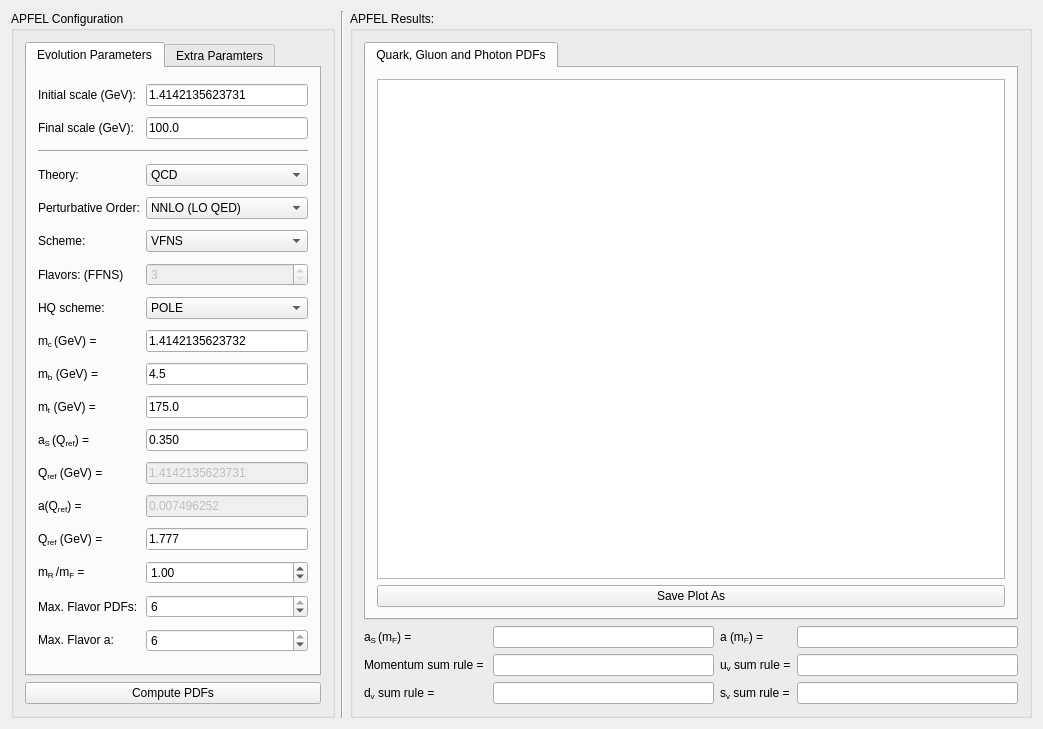
Qt form apfelgui/apfelmainwindow.ui (scarrazza/apfel) before a commit.
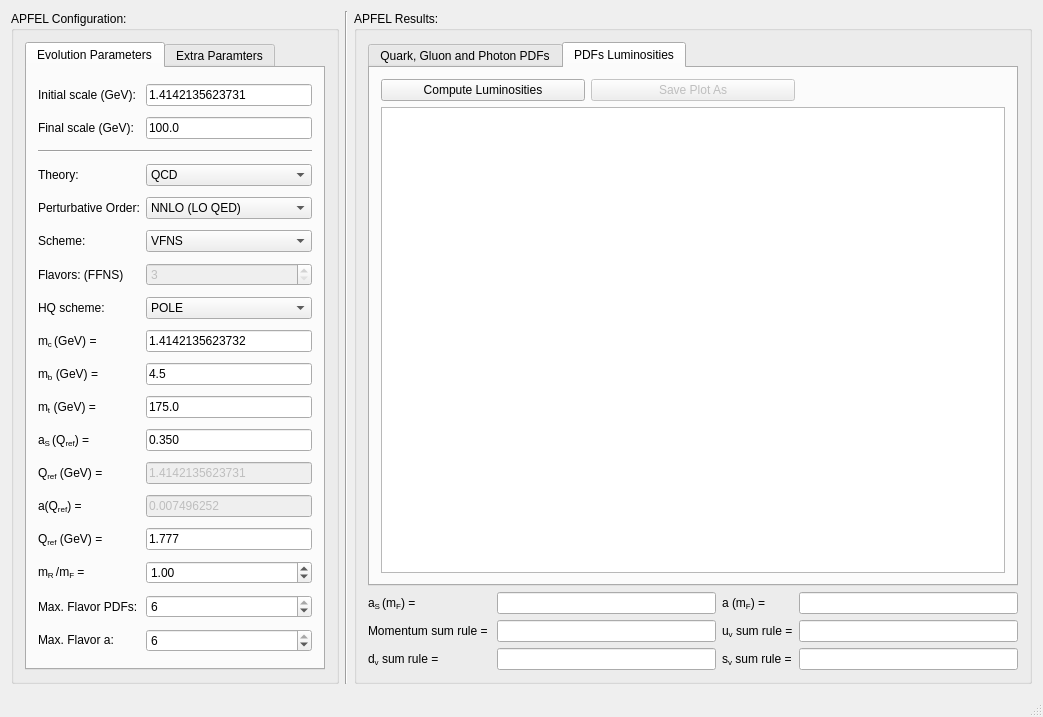
The same form after that commit. The open tabs and pages were chosen to show the change. Icons and pictures are not drawn.

What changed in the file:
```diff
--- a/apfelgui/apfelmainwindow.ui
+++ b/apfelgui/apfelmainwindow.ui
@@ -7,7 +7,7 @@
     <x>0</x>
     <y>0</y>
     <width>1043</width>
-    <height>729</height>
+    <height>717</height>
    </rect>
   </property>
   <property name="sizePolicy">
@@ -38,91 +38,91 @@
        <string>APFEL Results:</string>
       </property>
       <layout class="QGridLayout" name="gridLayout">
-       <item row="3" column="1">
+       <item row="4" column="1">
         <widget class="QLineEdit" name="lineEdit_5">
          <property name="readOnly">
           <bool>true</bool>
          </property>
         </widget>
        </item>
-       <item row="4" column="2">
+       <item row="5" column="2">
         <widget class="QLabel" name="label_15">
          <property name="text">
           <string>&lt;html&gt;&lt;head/&gt;&lt;body&gt;&lt;p&gt;s&lt;span style=&quot; vertical-align:sub;&quot;&gt;v&lt;/span&gt; sum rule =&lt;/p&gt;&lt;/body&gt;&lt;/html&gt;</string>
          </property>
         </widget>
        </item>
-       <item row="2" column="3">
+       <item row="3" column="3">
         <widget class="QLineEdit" name="lineEdit_4">
          <property name="readOnly">
           <bool>true</bool>
          </property>
         </widget>
        </item>
-       <item row="2" column="1">
+       <item row="3" column="1">
         <widget class="QLineEdit" name="lineEdit_3">
          <property name="readOnly">
           <bool>true</bool>
          </property>
         </widget>
        </item>
-       <item row="2" column="0">
+       <item row="3" column="0">
         <widget class="QLabel" name="label_10">
          <property name="text">
           <string>&lt;html&gt;&lt;head/&gt;&lt;body&gt;&lt;p&gt;&lt;span style=&quot; font-family:'Symbol';&quot;&gt;a&lt;/span&gt;&lt;span style=&quot; vertical-align:sub;&quot;&gt;S &lt;/span&gt;(&lt;span style=&quot; font-family:'Symbol';&quot;&gt;m&lt;/span&gt;&lt;span style=&quot; vertical-align:sub;&quot;&gt;F&lt;/span&gt;) =&lt;/p&gt;&lt;/body&gt;&lt;/html&gt;</string>
          </property>
         </widget>
        </item>
-       <item row="2" column="2">
+       <item row="3" column="2">
         <widget class="QLabel" name="label_11">
          <property name="text">
           <string>&lt;html&gt;&lt;head/&gt;&lt;body&gt;&lt;p&gt;&lt;span style=&quot; font-family:'Symbol';&quot;&gt;a &lt;/span&gt;(&lt;span style=&quot; font-family:'Symbol';&quot;&gt;m&lt;/span&gt;&lt;span style=&quot; vertical-align:sub;&quot;&gt;F&lt;/span&gt;) =&lt;/p&gt;&lt;/body&gt;&lt;/html&gt;</string>
          </property>
         </widget>
        </item>
-       <item row="4" column="0">
+       <item row="5" column="0">
         <widget class="QLabel" name="label_14">
          <property name="text">
           <string>&lt;html&gt;&lt;head/&gt;&lt;body&gt;&lt;p&gt;d&lt;span style=&quot; vertical-align:sub;&quot;&gt;v&lt;/span&gt; sum rule =&lt;/p&gt;&lt;/body&gt;&lt;/html&gt;</string>
          </property>
         </widget>
        </item>
-       <item row="4" column="1">
+       <item row="5" column="1">
         <widget class="QLineEdit" name="lineEdit_7">
          <property name="readOnly">
           <bool>true</bool>
          </property>
         </widget>
        </item>
-       <item row="4" column="3">
+       <item row="5" column="3">
         <widget class="QLineEdit" name="lineEdit_8">
          <property name="readOnly">
           <bool>true</bool>
          </property>
         </widget>
        </item>
-       <item row="3" column="0">
+       <item row="4" column="0">
         <widget class="QLabel" name="label_12">
          <property name="text">
           <string>&lt;html&gt;&lt;head/&gt;&lt;body&gt;&lt;p&gt;Momentum sum rule = &lt;/p&gt;&lt;/body&gt;&lt;/html&gt;</string>
          </property>
         </widget>
        </item>
-       <item row="3" column="3">
+       <item row="4" column="3">
         <widget class="QLineEdit" name="lineEdit_6">
          <property name="readOnly">
           <bool>true</bool>
          </property>
         </widget>
        </item>
-       <item row="3" column="2">
+       <item row="4" column="2">
         <widget class="QLabel" name="label_13">
          <property name="text">
           <string>&lt;html&gt;&lt;head/&gt;&lt;body&gt;&lt;p&gt;u&lt;span style=&quot; vertical-align:sub;&quot;&gt;v&lt;/span&gt; sum rule =&lt;/p&gt;&lt;/body&gt;&lt;/html&gt;</string>
          </property>
         </widget>
        </item>
-       <item row="0" column="0" colspan="4">
+       <item row="1" column="0" colspan="4">
         <widget class="QTabWidget" name="tabWidget">
          <property name="minimumSize">
           <size>
@@ -139,25 +139,95 @@
           </attribute>
           <layout class="QGridLayout" name="gridLayout_2">
            <item row="0" column="0">
-            <widget class="QGraphicsView" name="graphicsView">
-             <property name="sizePolicy">
-              <sizepolicy hsizetype="Preferred" vsizetype="Preferred">
-               <horstretch>0</horstretch>
-               <verstretch>0</verstretch>
-              </sizepolicy>
-             </property>
-             <property name="minimumSize">
-              <size>
-               <width>628</width>
-               <height>499</height>
-              </size>
+            <widget class="QPushButton" name="pushButton">
+             <property name="text">
+              <string>Compute PDFs</string>
              </property>
             </widget>
            </item>
-           <item row="1" column="0">
+           <item row="0" column="1">
             <widget class="QPushButton" name="pushButton_2">
+             <property name="enabled">
+              <bool>false</bool>
+             </property>
              <property name="text">
               <string>Save Plot As</string>
+             </property>
+            </widget>
+           </item>
+           <item row="0" column="2">
+            <widget class="QLabel" name="label_8">
+             <property name="styleSheet">
+              <string notr="true">image: url(:/new/prefix1/logoapfel.png);</string>
+             </property>
+             <property name="text">
+              <string/>
+             </property>
+            </widget>
+           </item>
+           <item row="1" column="0" colspan="3">
+            <widget class="QGraphicsView" name="graphicsView">
+             <property name="sizePolicy">
+              <sizepolicy hsizetype="Preferred" vsizetype="Preferred">
+               <horstretch>0</horstretch>
+               <verstretch>0</verstretch>
+              </sizepolicy>
+             </property>
+             <property name="styleSheet">
+              <string notr="true"/>
+             </property>
+             <property name="dragMode">
+              <enum>QGraphicsView::NoDrag</enum>
+             </property>
+            </widget>
+           </item>
+          </layout>
+         </widget>
+         <widget class="QWidget" name="tab_2">
+          <attribute name="title">
+           <string>PDFs Luminosities</string>
+          </attribute>
+          <layout class="QGridLayout" name="gridLayout_5">
+           <item row="0" column="0">
+            <widget class="QPushButton" name="pushButton_3">
+             <property name="text">
+              <string>Compute Luminosities</string>
+             </property>
+            </widget>
+           </item>
+           <item row="0" column="1">
+            <widget class="QPushButton" name="pushButton_4">
+             <property name="enabled">
+              <bool>false</bool>
+             </property>
+             <property name="text">
+              <string>Save Plot As</string>
+             </property>
+            </widget>
+           </item>
+           <item row="0" column="2">
+            <widget class="QLabel" name="label_27">
+             <property name="styleSheet">
+              <string notr="true">image: url(:/new/prefix1/logoapfel.png);</string>
+             </property>
+             <property name="text">
+              <string/>
+             </property>
+            </widget>
+           </item>
+           <item row="1" column="0" colspan="3">
+            <widget class="QGraphicsView" name="graphicsView_2">
+             <property name="sizePolicy">
+              <sizepolicy hsizetype="Preferred" vsizetype="Preferred">
+               <horstretch>0</horstretch>
+               <verstretch>0</verstretch>
+              </sizepolicy>
+             </property>
+             <property name="styleSheet">
+              <string notr="true"/>
+             </property>
+             <property name="dragMode">
+              <enum>QGraphicsView::NoDrag</enum>
              </property>
             </widget>
            </item>
@@ -171,7 +241,7 @@
     <item row="0" column="0">
      <widget class="QGroupBox" name="groupBox">
       <property name="title">
-       <string>APFEL Configuration</string>
+       <string>APFEL Configuration:</string>
       </property>
       <layout class="QGridLayout" name="gridLayout_7">
        <item row="0" column="0">
@@ -183,7 +253,42 @@
           <attribute name="title">
            <string>Evolution Parameters</string>
           </attribute>
-          <layout class="QGridLayout" name="gridLayout_5">
+          <layout class="QGridLayout" name="gridLayout_3">
+           <item row="0" column="0">
+            <widget class="QLabel" name="label">
+             <property name="text">
+              <string>Initial scale (GeV):</string>
+             </property>
+            </widget>
+           </item>
+           <item row="0" column="1">
+            <widget class="QLineEdit" name="lineEdit_2">
+             <property name="text">
+              <string>1.4142135623731</string>
+             </property>
+            </widget>
+           </item>
+           <item row="1" column="0">
+            <widget class="QLabel" name="label_2">
+             <property name="text">
+              <string>Final scale (GeV):</string>
+             </property>
+            </widget>
+           </item>
+           <item row="1" column="1">
+            <widget class="QLineEdit" name="lineEdit_9">
+             <property name="text">
+              <string>100.0</string>
+             </property>
+            </widget>
+           </item>
+           <item row="2" column="0" colspan="2">
+            <widget class="Line" name="line_2">
+             <property name="orientation">
+              <enum>Qt::Horizontal</enum>
+             </property>
+            </widget>
+           </item>
            <item row="3" column="0">
             <widget class="QLabel" name="label_3">
              <property name="text">
@@ -191,114 +296,6 @@
              </property>
             </widget>
            </item>
-           <item row="4" column="1">
-            <widget class="QComboBox" name="comboBox_2">
-             <property name="currentIndex">
-              <number>2</number>
-             </property>
-             <item>
-              <property name="text">
-               <string>LO (LO QED)</string>
-              </property>
-             </item>
-             <item>
-              <property name="text">
-               <string>NLO (LO QED)</string>
-              </property>
-             </item>
-             <item>
-              <property name="text">
-               <string>NNLO (LO QED)</string>
-              </property>
-             </item>
-            </widget>
-           </item>
-           <item row="8" column="0">
-            <widget class="QLabel" name="label_20">
-             <property name="text">
-              <string>&lt;html&gt;&lt;head/&gt;&lt;body&gt;&lt;p&gt;m&lt;span style=&quot; vertical-align:sub;&quot;&gt;c &lt;/span&gt; (GeV) =&lt;/p&gt;&lt;/body&gt;&lt;/html&gt;</string>
-             </property>
-            </widget>
-           </item>
-           <item row="7" column="0">
-            <widget class="QLabel" name="label_6">
-             <property name="text">
-              <string>HQ scheme:</string>
-             </property>
-            </widget>
-           </item>
-           <item row="9" column="0">
-            <widget class="QLabel" name="label_21">
-             <property name="text">
-              <string>&lt;html&gt;&lt;head/&gt;&lt;body&gt;&lt;p&gt;m&lt;span style=&quot; vertical-align:sub;&quot;&gt;b&lt;/span&gt; (GeV) =&lt;/p&gt;&lt;/body&gt;&lt;/html&gt;</string>
-             </property>
-            </widget>
-           </item>
-           <item row="4" column="0">
-            <widget class="QLabel" name="label_4">
-             <property name="text">
-              <string>Perturbative Order:</string>
-             </property>
-            </widget>
-           </item>
-           <item row="13" column="0">
-            <widget class="QLabel" name="label_18">
-             <property name="text">
-              <string>&lt;html&gt;&lt;head/&gt;&lt;body&gt;&lt;p&gt;&lt;span style=&quot; font-family:'Symbol';&quot;&gt;a&lt;/span&gt;&lt;span style=&quot; vertical-align:sub;&quot;/&gt;(Q&lt;span style=&quot; vertical-align:sub;&quot;&gt;ref&lt;/span&gt;) =&lt;/p&gt;&lt;/body&gt;&lt;/html&gt;</string>
-             </property>
-            </widget>
-           </item>
-           <item row="14" column="0">
-            <widget class="QLabel" name="label_19">
-             <property name="text">
-              <string>&lt;html&gt;&lt;head/&gt;&lt;body&gt;&lt;p&gt;Q&lt;span style=&quot; vertical-align:sub;&quot;&gt;ref&lt;/span&gt; (GeV) =&lt;/p&gt;&lt;/body&gt;&lt;/html&gt;</string>
-             </property>
-            </widget>
-           </item>
-           <item row="16" column="1">
-            <widget class="QSpinBox" name="spinBox_2">
-             <property name="minimum">
-              <number>3</number>
-             </property>
-             <property name="maximum">
-              <number>6</number>
-             </property>
-             <property name="value">
-              <number>6</number>
-             </property>
-            </widget>
-           </item>
-           <item row="12" column="0">
-            <widget class="QLabel" name="label_17">
-             <property name="text">
-              <string>&lt;html&gt;&lt;head/&gt;&lt;body&gt;&lt;p&gt;Q&lt;span style=&quot; vertical-align:sub;&quot;&gt;ref&lt;/span&gt; (GeV) =&lt;/p&gt;&lt;/body&gt;&lt;/html&gt;</string>
-             </property>
-            </widget>
-           </item>
-           <item row="5" column="0">
-            <widget class="QLabel" name="label_5">
-             <property name="text">
-              <string>Scheme:</string>
-             </property>
-            </widget>
-           </item>
-           <item row="7" column="1">
-            <widget class="QComboBox" name="comboBox_4">
-             <property name="enabled">
-              <bool>true</bool>
-             </property>
-             <item>
-              <property name="text">
-               <string>POLE</string>
-              </property>
-             </item>
-             <item>
-              <property name="text">
-               <string>MSbar</string>
-              </property>
-             </item>
-            </widget>
-           </item>
            <item row="3" column="1">
             <widget class="QComboBox" name="comboBox">
              <item>
@@ -343,79 +340,39 @@
              </item>
             </widget>
            </item>
-           <item row="2" column="0" colspan="2">
-            <widget class="Line" name="line_2">
-             <property name="orientation">
-              <enum>Qt::Horizontal</enum>
-             </property>
-            </widget>
-           </item>
-           <item row="0" column="0">
-            <widget class="QLabel" name="label">
+           <item row="4" column="0">
+            <widget class="QLabel" name="label_4">
              <property name="text">
-              <string>Initial scale (GeV):</string>
+              <string>Perturbative Order:</string>
              </property>
             </widget>
            </item>
-           <item row="17" column="0">
-            <widget class="QLabel" name="label_25">
-             <property name="text">
-              <string>&lt;html&gt;&lt;head/&gt;&lt;body&gt;&lt;p&gt;Max. Flavor &lt;span style=&quot; font-family:'Symbol';&quot;&gt;a:&lt;/span&gt;&lt;/p&gt;&lt;/body&gt;&lt;/html&gt;</string>
+           <item row="4" column="1">
+            <widget class="QComboBox" name="comboBox_2">
+             <property name="currentIndex">
+              <number>2</number>
              </property>
+             <item>
+              <property name="text">
+               <string>LO (LO QED)</string>
+              </property>
+             </item>
+             <item>
+              <property name="text">
+               <string>NLO (LO QED)</string>
+              </property>
+             </item>
+             <item>
+              <property name="text">
+               <string>NNLO (LO QED)</string>
+              </property>
+             </item>
             </widget>
            </item>
-           <item row="17" column="1">
-            <widget class="QSpinBox" name="spinBox_3">
-             <property name="minimum">
-              <number>3</number>
-             </property>
-             <property name="maximum">
-              <number>6</number>
-             </property>
-             <property name="value">
-              <number>6</number>
-             </property>
-            </widget>
-           </item>
-           <item row="15" column="1">
-            <widget class="QDoubleSpinBox" name="doubleSpinBox_10">
-             <property name="value">
-              <double>1.000000000000000</double>
-             </property>
-            </widget>
-           </item>
-           <item row="6" column="0">
-            <widget class="QLabel" name="label_9">
+           <item row="5" column="0">
+            <widget class="QLabel" name="label_5">
              <property name="text">
-              <string>Flavors: (FFNS)</string>
-             </property>
-            </widget>
-           </item>
-           <item row="15" column="0">
-            <widget class="QLabel" name="label_23">
-             <property name="text">
-              <string>&lt;html&gt;&lt;head/&gt;&lt;body&gt;&lt;p&gt;&lt;span style=&quot; font-family:'Symbol';&quot;&gt;m&lt;/span&gt;&lt;span style=&quot; vertical-align:sub;&quot;&gt;R &lt;/span&gt;/&lt;span style=&quot; vertical-align:sub;&quot;/&gt;&lt;span style=&quot; font-family:'Symbol';&quot;&gt;m&lt;/span&gt;&lt;span style=&quot; vertical-align:sub;&quot;&gt;F&lt;/span&gt; =&lt;/p&gt;&lt;/body&gt;&lt;/html&gt;</string>
-             </property>
-            </widget>
-           </item>
-           <item row="16" column="0">
-            <widget class="QLabel" name="label_24">
-             <property name="text">
-              <string>Max. Flavor PDFs:</string>
-             </property>
-            </widget>
-           </item>
-           <item row="1" column="0">
-            <widget class="QLabel" name="label_2">
-             <property name="text">
-              <string>Final scale (GeV):</string>
-             </property>
-            </widget>
-           </item>
-           <item row="10" column="0">
-            <widget class="QLabel" name="label_22">
-             <property name="text">
-              <string>&lt;html&gt;&lt;head/&gt;&lt;body&gt;&lt;p&gt;m&lt;span style=&quot; vertical-align:sub;&quot;&gt;t&lt;/span&gt; (GeV) =&lt;/p&gt;&lt;/body&gt;&lt;/html&gt;</string>
+              <string>Scheme:</string>
              </property>
             </widget>
            </item>
@@ -433,17 +390,10 @@
              </item>
             </widget>
            </item>
-           <item row="11" column="0">
-            <widget class="QLabel" name="label_16">
+           <item row="6" column="0">
+            <widget class="QLabel" name="label_9">
              <property name="text">
-              <string>&lt;html&gt;&lt;head/&gt;&lt;body&gt;&lt;p&gt;&lt;span style=&quot; font-family:'Symbol';&quot;&gt;a&lt;/span&gt;&lt;span style=&quot; vertical-align:sub;&quot;&gt;S &lt;/span&gt;(Q&lt;span style=&quot; vertical-align:sub;&quot;&gt;ref&lt;/span&gt;) =&lt;/p&gt;&lt;/body&gt;&lt;/html&gt;</string>
-             </property>
-            </widget>
-           </item>
-           <item row="1" column="1">
-            <widget class="QLineEdit" name="lineEdit_9">
-             <property name="text">
-              <string>100.0</string>
+              <string>Flavors: (FFNS)</string>
              </property>
             </widget>
            </item>
@@ -460,17 +410,54 @@
              </property>
             </widget>
            </item>
+           <item row="7" column="0">
+            <widget class="QLabel" name="label_6">
+             <property name="text">
+              <string>HQ scheme:</string>
+             </property>
+            </widget>
+           </item>
+           <item row="7" column="1">
+            <widget class="QComboBox" name="comboBox_4">
+             <property name="enabled">
+              <bool>true</bool>
+             </property>
+             <item>
+              <property name="text">
+               <string>POLE</string>
+              </property>
+             </item>
+             <item>
+              <property name="text">
+               <string>MSbar</string>
+              </property>
+             </item>
+            </widget>
+           </item>
+           <item row="8" column="0">
+            <widget class="QLabel" name="label_20">
+             <property name="text">
+              <string>&lt;html&gt;&lt;head/&gt;&lt;body&gt;&lt;p&gt;m&lt;span style=&quot; vertical-align:sub;&quot;&gt;c &lt;/span&gt; (GeV) =&lt;/p&gt;&lt;/body&gt;&lt;/html&gt;</string>
+             </property>
+            </widget>
+           </item>
            <item row="8" column="1">
             <widget class="QLineEdit" name="lineEdit_10">
+             <property name="inputMethodHints">
+              <set>Qt::ImhDigitsOnly</set>
+             </property>
+             <property name="inputMask">
+              <string notr="true"/>
+             </property>
              <property name="text">
               <string>1.4142135623732</string>
              </property>
             </widget>
            </item>
-           <item row="0" column="1">
-            <widget class="QLineEdit" name="lineEdit_2">
+           <item row="9" column="0">
+            <widget class="QLabel" name="label_21">
              <property name="text">
-              <string>1.4142135623731</string>
+              <string>&lt;html&gt;&lt;head/&gt;&lt;body&gt;&lt;p&gt;m&lt;span style=&quot; vertical-align:sub;&quot;&gt;b&lt;/span&gt; (GeV) =&lt;/p&gt;&lt;/body&gt;&lt;/html&gt;</string>
              </property>
             </widget>
            </item>
@@ -481,13 +468,10 @@
              </property>
             </widget>
            </item>
-           <item row="12" column="1">
-            <widget class="QLineEdit" name="lineEdit_14">
-             <property name="enabled">
-              <bool>false</bool>
-             </property>
+           <item row="10" column="0">
+            <widget class="QLabel" name="label_22">
              <property name="text">
-              <string>1.4142135623731</string>
+              <string>&lt;html&gt;&lt;head/&gt;&lt;body&gt;&lt;p&gt;m&lt;span style=&quot; vertical-align:sub;&quot;&gt;t&lt;/span&gt; (GeV) =&lt;/p&gt;&lt;/body&gt;&lt;/html&gt;</string>
              </property>
             </widget>
            </item>
@@ -498,13 +482,10 @@
              </property>
             </widget>
            </item>
-           <item row="13" column="1">
-            <widget class="QLineEdit" name="lineEdit_15">
-             <property name="enabled">
-              <bool>false</bool>
-             </property>
+           <item row="11" column="0">
+            <widget class="QLabel" name="label_16">
              <property name="text">
-              <string>0.007496252</string>
+              <string>&lt;html&gt;&lt;head/&gt;&lt;body&gt;&lt;p&gt;&lt;span style=&quot; font-family:'Symbol';&quot;&gt;a&lt;/span&gt;&lt;span style=&quot; vertical-align:sub;&quot;&gt;S &lt;/span&gt;(Q&lt;span style=&quot; vertical-align:sub;&quot;&gt;ref&lt;/span&gt;) =&lt;/p&gt;&lt;/body&gt;&lt;/html&gt;</string>
              </property>
             </widget>
            </item>
@@ -515,6 +496,47 @@
              </property>
             </widget>
            </item>
+           <item row="12" column="0">
+            <widget class="QLabel" name="label_17">
+             <property name="text">
+              <string>&lt;html&gt;&lt;head/&gt;&lt;body&gt;&lt;p&gt;Q&lt;span style=&quot; vertical-align:sub;&quot;&gt;ref&lt;/span&gt; (GeV) =&lt;/p&gt;&lt;/body&gt;&lt;/html&gt;</string>
+             </property>
+            </widget>
+           </item>
+           <item row="12" column="1">
+            <widget class="QLineEdit" name="lineEdit_14">
+             <property name="enabled">
+              <bool>false</bool>
+             </property>
+             <property name="text">
+              <string>1.4142135623731</string>
+             </property>
+            </widget>
+           </item>
+           <item row="13" column="0">
+            <widget class="QLabel" name="label_18">
+             <property name="text">
+              <string>&lt;html&gt;&lt;head/&gt;&lt;body&gt;&lt;p&gt;&lt;span style=&quot; font-family:'Symbol';&quot;&gt;a&lt;/span&gt;&lt;span style=&quot; vertical-align:sub;&quot;/&gt;(Q&lt;span style=&quot; vertical-align:sub;&quot;&gt;ref&lt;/span&gt;) =&lt;/p&gt;&lt;/body&gt;&lt;/html&gt;</string>
+             </property>
+            </widget>
+           </item>
+           <item row="13" column="1">
+            <widget class="QLineEdit" name="lineEdit_15">
+             <property name="enabled">
+              <bool>false</bool>
+             </property>
+             <property name="text">
+              <string>0.007496252</string>
+             </property>
+            </widget>
+           </item>
+           <item row="14" column="0">
+            <widget class="QLabel" name="label_19">
+             <property name="text">
+              <string>&lt;html&gt;&lt;head/&gt;&lt;body&gt;&lt;p&gt;Q&lt;span style=&quot; vertical-align:sub;&quot;&gt;ref&lt;/span&gt; (GeV) =&lt;/p&gt;&lt;/body&gt;&lt;/html&gt;</string>
+             </property>
+            </widget>
+           </item>
            <item row="14" column="1">
             <widget class="QLineEdit" name="lineEdit_16">
              <property name="text">
@@ -522,6 +544,60 @@
              </property>
             </widget>
            </item>
+           <item row="15" column="0">
+            <widget class="QLabel" name="label_23">
+             <property name="text">
+              <string>&lt;html&gt;&lt;head/&gt;&lt;body&gt;&lt;p&gt;&lt;span style=&quot; font-family:'Symbol';&quot;&gt;m&lt;/span&gt;&lt;span style=&quot; vertical-align:sub;&quot;&gt;R &lt;/span&gt;/&lt;span style=&quot; vertical-align:sub;&quot;/&gt;&lt;span style=&quot; font-family:'Symbol';&quot;&gt;m&lt;/span&gt;&lt;span style=&quot; vertical-align:sub;&quot;&gt;F&lt;/span&gt; =&lt;/p&gt;&lt;/body&gt;&lt;/html&gt;</string>
+             </property>
+            </widget>
+           </item>
+           <item row="15" column="1">
+            <widget class="QDoubleSpinBox" name="doubleSpinBox_10">
+             <property name="value">
+              <double>1.000000000000000</double>
+             </property>
+            </widget>
+           </item>
+           <item row="16" column="0">
+            <widget class="QLabel" name="label_24">
+             <property name="text">
+              <string>Max. Flavor PDFs:</string>
+             </property>
+            </widget>
+           </item>
+           <item row="16" column="1">
+            <widget class="QSpinBox" name="spinBox_2">
+             <property name="minimum">
+              <number>3</number>
+             </property>
+             <property name="maximum">
+              <number>6</number>
+             </property>
+             <property name="value">
+              <number>6</number>
+             </property>
+            </widget>
+           </item>
+           <item row="17" column="0">
+            <widget class="QLabel" name="label_25">
+             <property name="text">
+              <string>&lt;html&gt;&lt;head/&gt;&lt;body&gt;&lt;p&gt;Max. Flavor &lt;span style=&quot; font-family:'Symbol';&quot;&gt;a:&lt;/span&gt;&lt;/p&gt;&lt;/body&gt;&lt;/html&gt;</string>
+             </property>
+            </widget>
+           </item>
+           <item row="17" column="1">
+            <widget class="QSpinBox" name="spinBox_3">
+             <property name="minimum">
+              <number>3</number>
+             </property>
+             <property name="maximum">
+              <number>6</number>
+             </property>
+             <property name="value">
+              <number>6</number>
+             </property>
+            </widget>
+           </item>
           </layout>
          </widget>
          <widget class="QWidget" name="tab_4">
@@ -584,13 +660,6 @@
          </widget>
         </widget>
        </item>
-       <item row="1" column="0">
-        <widget class="QPushButton" name="pushButton">
-         <property name="text">
-          <string>Compute PDFs</string>
-         </property>
-        </widget>
-       </item>
       </layout>
      </widget>
     </item>
@@ -609,6 +678,7 @@
     </rect>
    </property>
   </widget>
+  <widget class="QStatusBar" name="statusBar"/>
  </widget>
  <layoutdefault spacing="6" margin="11"/>
  <resources>
```
